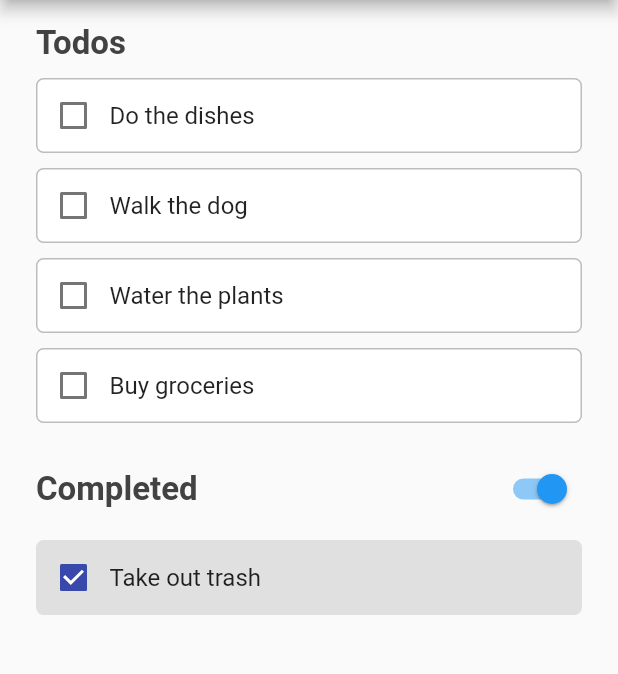
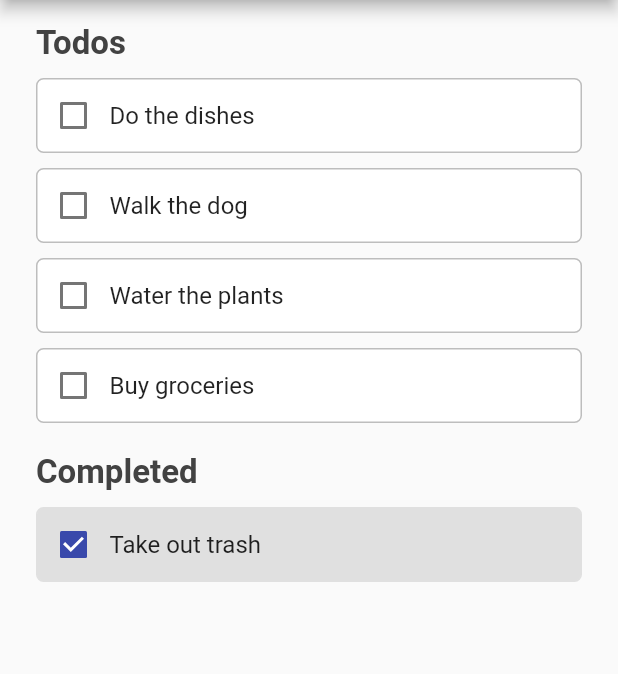
Before and after one commit to zeitspace/flutter-session, a Flutter app: the screen it shows after launch, on a phone screen of 412 x 824 dp, the part 84-758 px from its top. Run offline on Flutter 3.47's test engine with Material 2 defaults, Android fonts, the phone set to English and light mode, and no system bars.

Commit message:
Update to final step

```diff
--- a/app/lib/main.dart
+++ b/app/lib/main.dart
@@ -1,5 +1,5 @@
 import 'package:flutter/material.dart';
-import './new_todo.dart';
+import './add_todos.dart';
 import './friend_todos.dart';
 
 void main() {
@@ -63,22 +63,10 @@ class _MyTodosState extends State<MyTodos> {
       String item = _todos[index];
       _todos.removeAt(index);
       setState(() => _completeTodos.add(item));
-      Scaffold.of(context).showSnackBar(
-        SnackBar(
-          content: Text("Completed \"$item\""),
-          duration: Duration(seconds: 1),
-        ),
-      );
     } else {
       String item = _completeTodos[index];
       _completeTodos.removeAt(index);
       setState(() => _todos.add(item));
-      Scaffold.of(context).showSnackBar(
-        SnackBar(
-          content: Text("Set \"$item\" to todo"),
-          duration: Duration(seconds: 1),
-        ),
-      );
     }
   }
 
@@ -148,22 +136,14 @@ class _MyTodosState extends State<MyTodos> {
             SizedBox(height: 10),
             Column(children: _todoList()),
             SizedBox(height: 10),
-            Row(
-              mainAxisAlignment: MainAxisAlignment.spaceBetween,
-              children: [
-                Text("Completed",
-                    style: _showCompleted
-                        ? Theme.of(context).textTheme.headline1
-                        : Theme.of(context)
-                            .textTheme
-                            .headline1
-                            .copyWith(color: Colors.grey[400])),
-                Switch.adaptive(
-                  value: _showCompleted,
-                  onChanged: (newVal) =>
-                      setState(() => _showCompleted = newVal),
-                ),
-              ],
+            Text(
+              "Completed",
+              style: _showCompleted
+                  ? Theme.of(context).textTheme.headline1
+                  : Theme.of(context)
+                      .textTheme
+                      .headline1
+                      .copyWith(color: Colors.grey[400]),
             ),
             SizedBox(height: 10),
             Column(children: _completeList()),
```
Also changed, not shown: app/lib/add_todos.dart (added, +33 -0 lines), app/lib/friend_todos.dart (+3 -4 lines), app/lib/new_todo.dart (deleted, +0 -37 lines).
